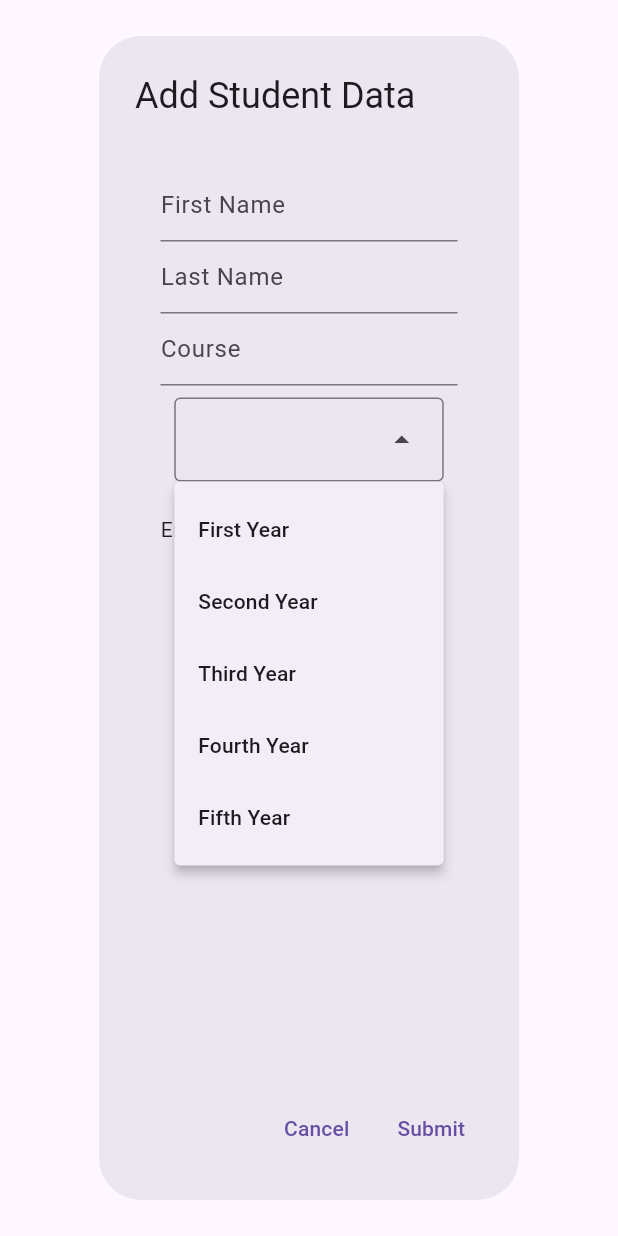
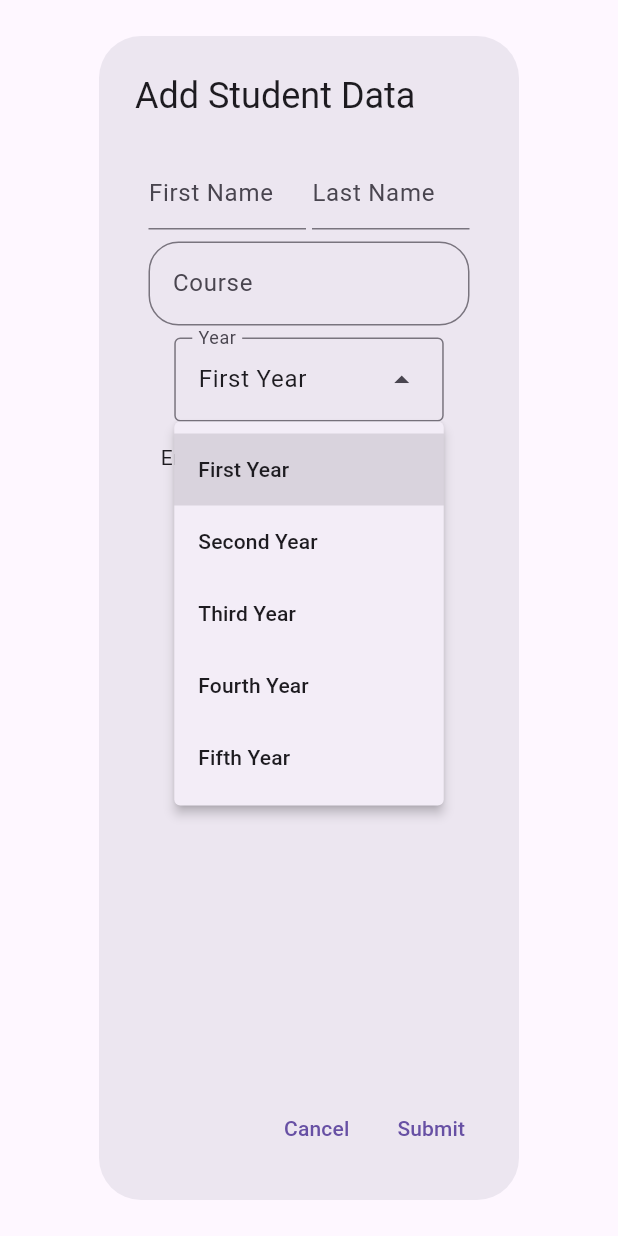
Before and after one commit to VernPherus/Custom_Api, a Flutter app: the StudentForm widget shown alone on an empty page, opened directly with empty values, after a tap on "First Year", on a phone screen of 412 x 824 dp. Run offline on Flutter 3.47's test engine with Material 3 defaults, Android fonts, the phone set to English and light mode, and no system bars; network calls fail.

Commit message:
changes in ui

```diff
--- a/api_app/lib/widgets/student_form.dart
+++ b/api_app/lib/widgets/student_form.dart
@@ -43,42 +43,61 @@ class _StudentFormState extends State<StudentForm> {
                 key: formKey,
                 child: Column(
                   children: [
-                    Padding(
-                      padding: EdgeInsets.all(8.0),
-                      child: Column(
+                    Column(
                       children: [
-                          TextFormField(
+                        Row(
+                          children: [
+                            Flexible(
+                              flex: 2,
+                              child: TextFormField(
                                 autofocus: true,
                                 controller: fnameController,
-                            decoration:
-                                const InputDecoration(hintText: 'First Name'),
-                            validator: (value) => value != null && value.isEmpty
+                                decoration: const InputDecoration(
+                                  hintText: 'First Name',
+                                ),
+                                validator: (value) =>
+                                    value != null && value.isEmpty
                                         ? 'First name is required'
                                         : null,
                               ),
-                          TextFormField(
+                            ),
+                            Padding(padding: EdgeInsets.all(2)),
+                            Flexible(
+                              flex: 2,
+                              child: TextFormField(
                                 autofocus: true,
                                 controller: lnameController,
-                            decoration:
-                                const InputDecoration(hintText: 'Last Name'),
-                            validator: (value) => value != null && value.isEmpty
+                                decoration: const InputDecoration(
+                                    hintText: 'Last Name'),
+                                validator: (value) =>
+                                    value != null && value.isEmpty
                                         ? 'Last name is required'
                                         : null,
                               ),
-                          TextFormField(
+                            ),
+                          ],
+                        ),
+                        Padding(
+                          padding: const EdgeInsets.only(top: 8.0, bottom: 8.0),
+                          child: TextFormField(
                             autofocus: true,
                             controller: courseController,
-                            decoration:
-                                const InputDecoration(hintText: 'Course'),
+                            decoration: const InputDecoration(
+                                hintText: 'Course',
+                                border: OutlineInputBorder(
+                                    borderRadius:
+                                        BorderRadius.all(Radius.circular(20)))),
                             validator: (value) => value != null && value.isEmpty
                                 ? 'Course is required'
                                 : null,
                           ),
+                        ),
                       ],
                     ),
-                    ),
                     DropdownMenu(
-                        initialSelection: yearVal,
+                        label: const Text('Year'),
+                        initialSelection:
+                            yearVal.isEmpty ? 'First Year' : yearVal,
                         enableFilter: false,
                         onSelected: (value) => value != null
                             ? setState(() {
@@ -98,7 +117,7 @@ class _StudentFormState extends State<StudentForm> {
                               value: 'Fifth Year', label: 'Fifth Year'),
                         ]),
                     Padding(
-                      padding: EdgeInsets.all(8.0),
+                      padding: EdgeInsets.only(left: 8.0, right: 8.0),
                       child: Row(
                         children: [
                           const Text('Enrolled: '),
--- a/api_app/lib/widgets/theme/theme_constants.dart
+++ b/api_app/lib/widgets/theme/theme_constants.dart
@@ -1,4 +1,4 @@
 
-import 'package:flutter/material.dart';
+//import 'package:flutter/material.dart';
 
 //ThemeData lightMode
```
Lines whose indentation alone changed are shown as unchanged.
